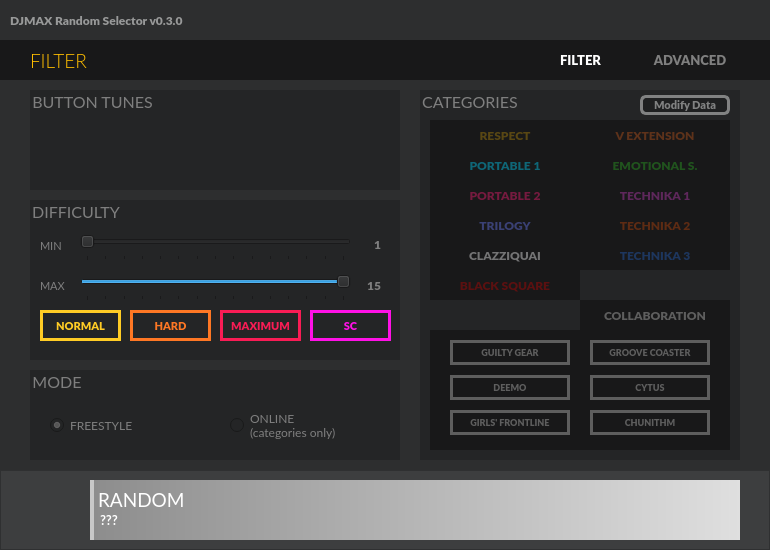
Before: the Qt Designer form selector_ui.ui in wowvv0w/djmax-random-selector, drawn with Qt 5.
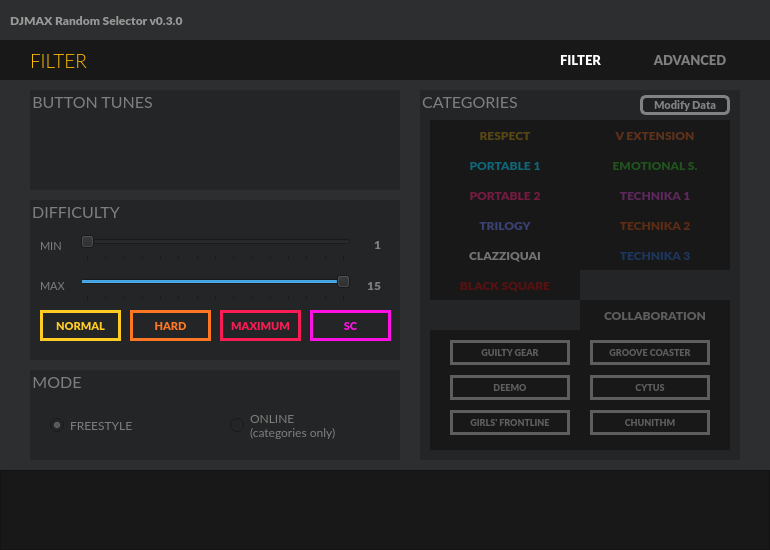
After: the same form once the commit is applied. Icons and pictures are not drawn.

```diff
--- a/selector_ui.ui
+++ b/selector_ui.ui
@@ -1717,7 +1717,7 @@
      </rect>
     </property>
     <property name="styleSheet">
-     <string notr="true">background-color: #3d3e3f;</string>
+     <string notr="true">background-color: #181819;</string>
     </property>
     <property name="frameShape">
      <enum>QFrame::StyledPanel</enum>
@@ -1725,155 +1725,6 @@
     <property name="frameShadow">
      <enum>QFrame::Raised</enum>
     </property>
-    <widget class="QFrame" name="selectedSeriesGrad">
-     <property name="geometry">
-      <rect>
-       <x>94</x>
-       <y>10</y>
-       <width>646</width>
-       <height>60</height>
-      </rect>
-     </property>
-     <property name="styleSheet">
-      <string notr="true">background-color:qlineargradient(spread:pad, x1:0, y1:0, x2:1, y2:0, stop:0 rgba(141, 141, 141, 255), stop:1 rgba(223, 223, 223, 255))</string>
-     </property>
-     <property name="frameShape">
-      <enum>QFrame::NoFrame</enum>
-     </property>
-     <property name="frameShadow">
-      <enum>QFrame::Plain</enum>
-     </property>
-     <property name="lineWidth">
-      <number>0</number>
-     </property>
-     <widget class="QLabel" name="selectedTitle">
-      <property name="geometry">
-       <rect>
-        <x>4</x>
-        <y>5</y>
-        <width>400</width>
-        <height>30</height>
-       </rect>
-      </property>
-      <property name="font">
-       <font>
-        <family>Lato</family>
-        <pointsize>14</pointsize>
-       </font>
-      </property>
-      <property name="styleSheet">
-       <string notr="true">background:transparent;
-color: #ffffff</string>
-      </property>
-      <property name="text">
-       <string>RANDOM</string>
-      </property>
-     </widget>
-     <widget class="QLabel" name="selectedArtist">
-      <property name="geometry">
-       <rect>
-        <x>6</x>
-        <y>29</y>
-        <width>400</width>
-        <height>21</height>
-       </rect>
-      </property>
-      <property name="font">
-       <font>
-        <family>Lato</family>
-        <pointsize>10</pointsize>
-        <weight>75</weight>
-        <bold>true</bold>
-       </font>
-      </property>
-      <property name="styleSheet">
-       <string notr="true">background:transparent;
-color: #ffffff</string>
-      </property>
-      <property name="text">
-       <string>???</string>
-      </property>
-     </widget>
-     <widget class="QLabel" name="selectedBtSt">
-      <property name="geometry">
-       <rect>
-        <x>520</x>
-        <y>19</y>
-        <width>112</width>
-        <height>22</height>
-       </rect>
-      </property>
-      <property name="styleSheet">
-       <string notr="true">background:transparent;</string>
-      </property>
-      <property name="text">
-       <string/>
-      </property>
-     </widget>
-    </widget>
-    <widget class="QLabel" name="musicIcon">
-     <property name="geometry">
-      <rect>
-       <x>30</x>
-       <y>10</y>
-       <width>60</width>
-       <height>60</height>
-      </rect>
-     </property>
-     <property name="styleSheet">
-      <string notr="true"/>
-     </property>
-     <property name="text">
-      <string/>
-     </property>
-     <property name="pixmap">
-      <pixmap>images/icon.png</pixmap>
-     </property>
-    </widget>
-    <widget class="QFrame" name="selectedSeriesBox">
-     <property name="geometry">
-      <rect>
-       <x>90</x>
-       <y>10</y>
-       <width>4</width>
-       <height>60</height>
-      </rect>
-     </property>
-     <property name="styleSheet">
-      <string notr="true">background-color:#c8c8c8</string>
-     </property>
-     <property name="frameShape">
-      <enum>QFrame::NoFrame</enum>
-     </property>
-     <property name="frameShadow">
-      <enum>QFrame::Plain</enum>
-     </property>
-     <property name="lineWidth">
-      <number>0</number>
-     </property>
-    </widget>
-    <widget class="QFrame" name="ifCollab">
-     <property name="geometry">
-      <rect>
-       <x>23</x>
-       <y>10</y>
-       <width>2</width>
-       <height>60</height>
-      </rect>
-     </property>
-     <property name="styleSheet">
-      <string notr="true">background-color:transparent</string>
-     </property>
-     <property name="frameShape">
-      <enum>QFrame::NoFrame</enum>
-     </property>
-     <property name="frameShadow">
-      <enum>QFrame::Plain</enum>
-     </property>
-     <property name="lineWidth">
-      <number>0</number>
-     </property>
-    </widget>
    </widget>
    <widget class="QFrame" name="title_bar">
     <property name="geometry">
```
Left out of the diff: 9 changed lines with no effect on the pictures.
